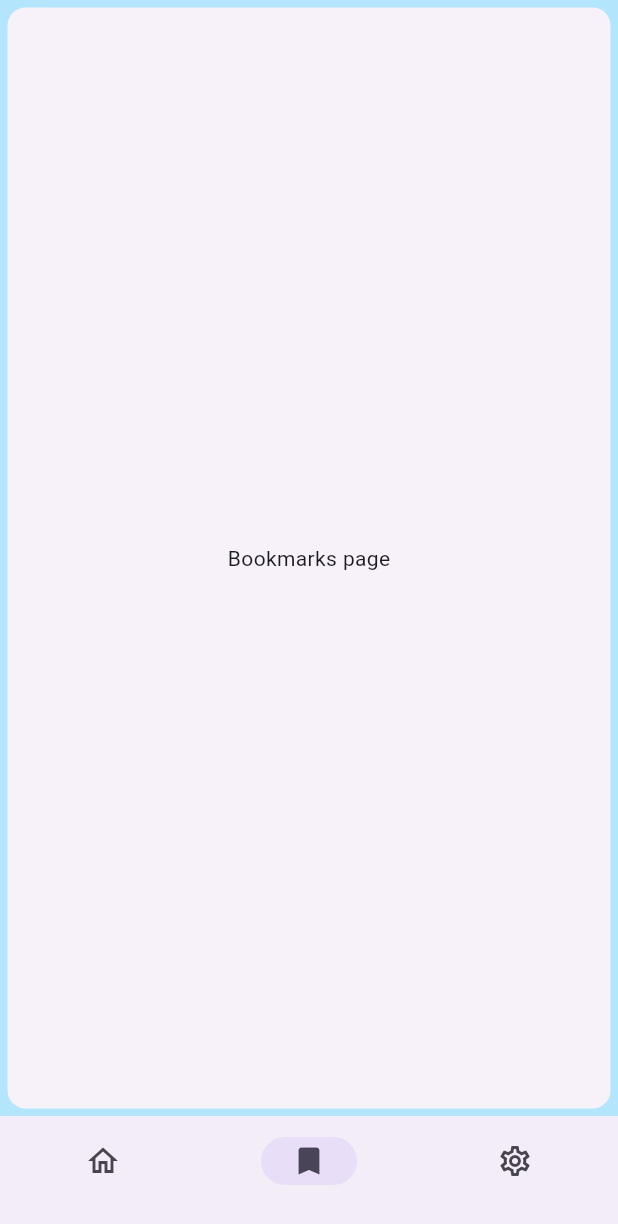
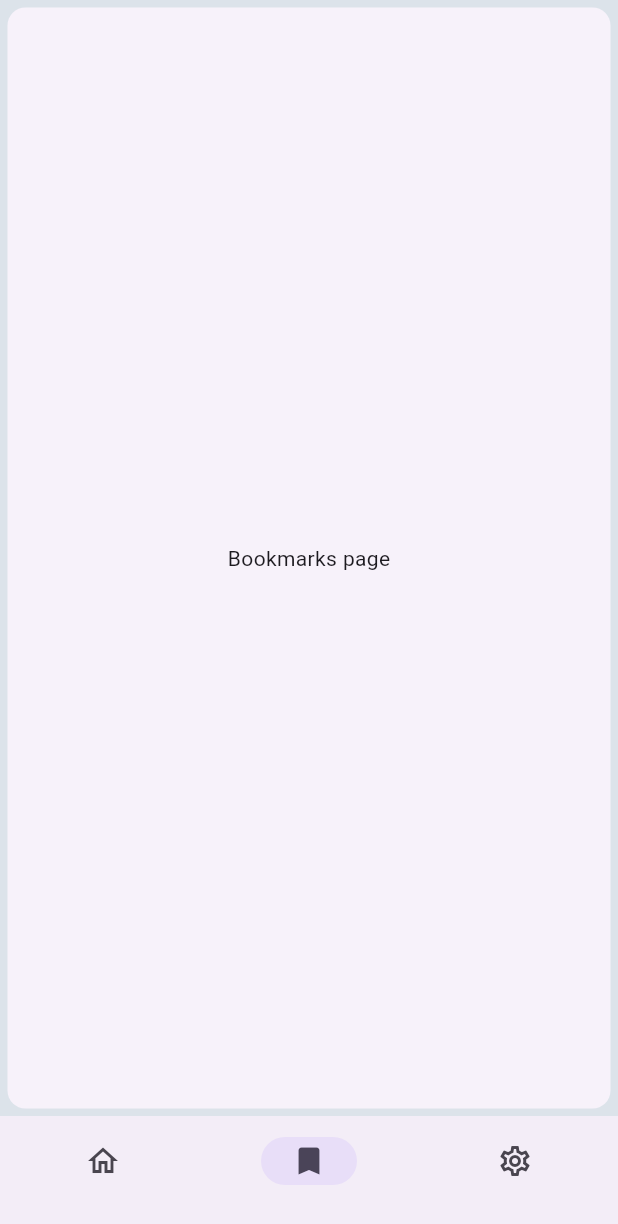
Before and after one commit to omar0176/weather, a Flutter app: the screen it shows after launch, item 2 of the bottom bar chosen, on a phone screen of 412 x 824 dp. Shown: the top 1224 px of the screen. Run offline on Flutter 3.47's test engine with Material 3 defaults, Android fonts, the light colour scheme and no system bars.

Commit message:
Update window.dart
I ADDED THE NEXT HOUR WEATHER SHIT

```diff
--- a/lib/window.dart
+++ b/lib/window.dart
@@ -16,7 +16,7 @@ class _MainWindowState extends State<Main_window> {
     return MaterialApp(
       home: SafeArea(
         child: Scaffold(
-          backgroundColor: Colors.lightBlue[100], // Set background color here
+          backgroundColor: const Color(0xFFDCE3EA), // Set background color here
           bottomNavigationBar: NavigationBar(
             onDestinationSelected: (int index) {
               setState(() {
@@ -61,7 +61,7 @@ class _MainWindowState extends State<Main_window> {
         padding: const EdgeInsets.all(16.0),
         child: Column(
           children: [
-            const SizedBox(height: 50),
+            const SizedBox(height: 20),
             const Center(
               child: Text(
                 'My Location',
@@ -97,10 +97,10 @@ class _MainWindowState extends State<Main_window> {
                   ),
                   padding: const EdgeInsets.all(16),
                   margin: const EdgeInsets.all(16),
-                  child: Column(
+                  child: const Column(
                     mainAxisAlignment: MainAxisAlignment.center,
                     crossAxisAlignment: CrossAxisAlignment.center,
-                    children: const [
+                    children: [
                       Text('16°', style: TextStyle(fontSize: 80)),
                       Text('<weather_conditions>'),
                       Text('H:<today_high>    L:<today_low>'),
@@ -109,6 +109,130 @@ class _MainWindowState extends State<Main_window> {
                 ),
               ],
             ),
+            Container(
+                decoration: BoxDecoration(
+                  boxShadow: [
+                    BoxShadow(
+                      color: Color(0xFFB2E4FA).withOpacity(0.15),
+                      offset: Offset(0, 4),
+                      blurRadius: 4,
+                      spreadRadius: 0,
+                    ),
+                  ],
+                  color: Colors.white.withOpacity(0.2),
+                  borderRadius: BorderRadius.circular(20),
+                ),
+                padding: const EdgeInsets.all(16),
+                margin: const EdgeInsets.all(16),
+                child: Row(
+                  mainAxisAlignment: MainAxisAlignment.center,
+                  crossAxisAlignment: CrossAxisAlignment.center,
+                  children: [
+                    Column(
+                      children: [
+                        const Center(
+                          child: Text('1pm'),
+                        ),
+                        Image.asset('images/cloud.png'),
+                        const Center(
+                          child: Text(
+                            '17°',
+                            style: TextStyle(
+                                fontSize: 20, fontWeight: FontWeight.bold),
+                          ),
+                        )
+                      ],
+                    ),
+                    const SizedBox(width: 28),
+                    Column(
+                      children: [
+                        const Center(
+                          child: Text('2pm'),
+                        ),
+                        Image.asset('images/cloud.png'),
+                        const Center(
+                          child: Text(
+                            '15°',
+                            style: TextStyle(
+                                fontSize: 20, fontWeight: FontWeight.bold),
+                          ),
+                        )
+                      ],
+                    ),
+                    const SizedBox(width: 28),
+                    Column(
+                      children: [
+                        const Center(
+                          child: Text('3pm'),
+                        ),
+                        Image.asset('images/cloud.png'),
+                        const Center(
+                          child: Text(
+                            '13°',
+                            style: TextStyle(
+                                fontSize: 20, fontWeight: FontWeight.bold),
+                          ),
+                        )
+                      ],
+                    ),
+                    const SizedBox(width: 28),
+                    Column(
+                      children: [
+                        const Center(
+                          child: Text('4pm'),
+                        ),
+                        Image.asset('images/cloud.png'),
+                        const Center(
+                          child: Text(
+                            '12°',
+                            style: TextStyle(
+                                fontSize: 20, fontWeight: FontWeight.bold),
+                          ),
+                        )
+                      ],
+                    ),
+                    const SizedBox(width: 28),
+                    Column(
+                      children: [
+                        const Center(
+                          child: Text('5pm'),
+                        ),
+                        Image.asset('images/cloud.png'),
+                        const Center(
+                          child: Text(
+                            '11°',
+                            style: TextStyle(
+                                fontSize: 20, fontWeight: FontWeight.bold),
+                          ),
+                        )
+                      ],
+                    ),
+                    const SizedBox(width: 28),
+                    Column(
+                      children: [
+                        const Center(
+                          child: Text('6pm'),
+                        ),
+                        Image.asset('images/cloud.png'),
+                        const Center(
+                          child: Text(
+                            '20°',
+                            style: TextStyle(
+                                fontSize: 20, fontWeight: FontWeight.bold),
+                          ),
+                        )
+                      ],
+                    )
+                  ],
+                ),),
+        Container(
+          decoration: const BoxDecoration(
+            image: DecorationImage(
+              image: AssetImage('images/Trees.png'), // Path to your image asset
+              fit: BoxFit.cover, // Adjust this according to your needs
+            ),
+          ),
+        ),
           ],
         ),
       ),
@@ -127,3 +251,6 @@ class _MainWindowState extends State<Main_window> {
     );
   }
 }
+
+  }
+}
```
